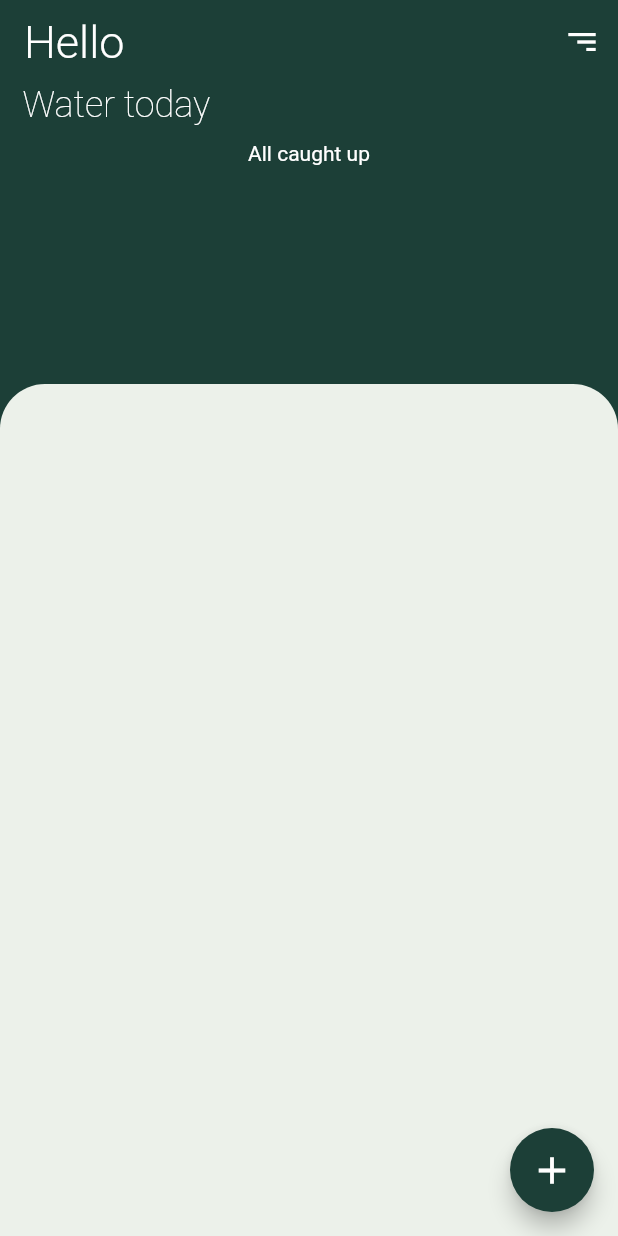
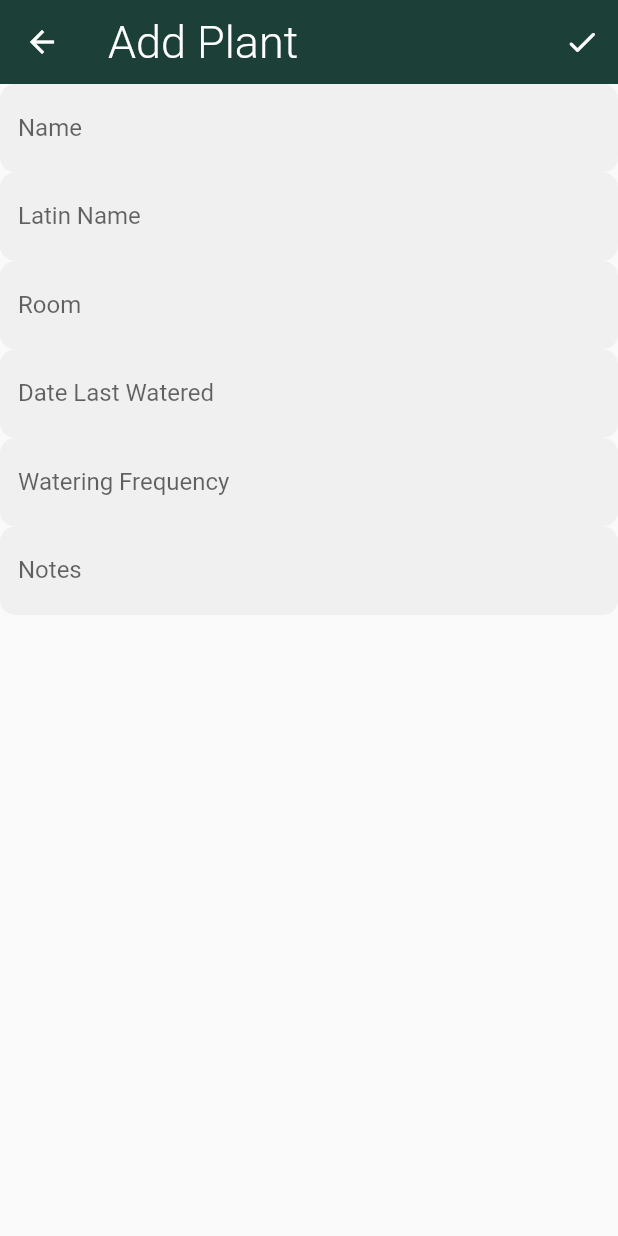
Before and after one commit to alastairrmcneill/plant-care-archive, a Flutter app: the screen it shows once a user with an empty profile is signed in, after a tap on the "add" icon, on a phone screen of 412 x 824 dp. Run offline on Flutter 3.47's test engine with Material 2 defaults, Android fonts, the light colour scheme and no system bars; our stand-ins replace auto_size_text, cloud_firestore, community_material_icon, firebase_auth, firebase_core, flutter_tabler_icons and 2 more; accounts and stored records are empty.

Commit message:
Added Create Plant functionality

```diff
--- /dev/null
+++ b/lib/screens/home/add_plant_screen.dart
@@ -0,0 +1,112 @@
+import 'package:cloud_firestore/cloud_firestore.dart';
+import 'package:flutter/material.dart';
+import 'package:flutter/services.dart';
+import 'package:intl/intl.dart';
+import 'package:plant_care/models/models.dart';
+import 'package:plant_care/notifiers/notifiers.dart';
+import 'package:plant_care/services/database_service.dart';
+import 'package:provider/provider.dart';
+
+class AddPlant extends StatefulWidget {
+  const AddPlant({Key? key}) : super(key: key);
+
+  @override
+  _AddPlantState createState() => _AddPlantState();
+}
+
+class _AddPlantState extends State<AddPlant> {
+  DateTime? pickedDate;
+  TextEditingController nameController = TextEditingController();
+  TextEditingController latinNameController = TextEditingController();
+  TextEditingController roomController = TextEditingController();
+  TextEditingController notesController = TextEditingController();
+  TextEditingController wateringFrequencyController = TextEditingController();
+  TextEditingController dateTimeController = TextEditingController();
+
+  Future<void> createPlant(PlantNotifier plantNotifier) async {
+    Plant plant = Plant(
+      name: nameController.text,
+      latinName: latinNameController.text,
+      room: roomController.text,
+      notes: notesController.text,
+      wateringFrequency: int.parse(wateringFrequencyController.text),
+      lastWateredDate: Timestamp.fromDate(pickedDate!),
+      nextWaterDate: Timestamp.fromDate(pickedDate!.add(Duration(days: int.parse(wateringFrequencyController.text)))),
+      uid: '',
+    );
+
+    bool success = await PlantDatabaseService.createPlant(plantNotifier, plant);
+
+    if (success) {
+      Navigator.pop(context);
+    }
+  }
+
+  @override
+  Widget build(BuildContext context) {
+    PlantNotifier plantNotifier = Provider.of<PlantNotifier>(context);
+    return Scaffold(
+      appBar: AppBar(
+        title: const Text('Add Plant'),
+        centerTitle: false,
+        actions: [
+          IconButton(
+            onPressed: () {
+              createPlant(plantNotifier);
+            },
+            icon: Icon(Icons.check_rounded),
+          ),
+        ],
+      ),
+      body: Column(
+        children: [
+          TextFormField(
+            controller: nameController,
+            decoration: InputDecoration(labelText: 'Name'),
+          ),
+          TextFormField(
+            controller: latinNameController,
+            decoration: InputDecoration(labelText: 'Latin Name'),
+          ),
+          TextFormField(
+            controller: roomController,
+            decoration: InputDecoration(labelText: 'Room'),
+          ),
+          TextField(
+            controller: dateTimeController, //editing controller of this TextField
+            decoration: const InputDecoration(
+                //icon of text field
+                labelText: "Date Last Watered" //label text of field
+                ),
+            readOnly: true, //set it true, so that user will not able to edit text
+            onTap: () async {
+              pickedDate = await showDatePicker(
+                context: context,
+                initialDate: DateTime.now(),
+                firstDate: DateTime(2000),
+                lastDate: DateTime.now(),
+              );
+
+              if (pickedDate != null) {
+                String formattedDate = DateFormat('dd/MM/yyyy').format(pickedDate!);
+
+                setState(() {
+                  dateTimeController.text = formattedDate; //set output date to TextField value.
+                });
+              }
+            },
+          ),
+          TextFormField(
+            controller: wateringFrequencyController,
+            decoration: InputDecoration(labelText: 'Watering Frequency'),
+            keyboardType: TextInputType.number,
+          ),
+          TextFormField(
+            controller: notesController,
+            decoration: InputDecoration(labelText: 'Notes'),
+          ),
+        ],
+      ),
+    );
+  }
+}
--- a/lib/screens/home/home_screen.dart
+++ b/lib/screens/home/home_screen.dart
@@ -1,5 +1,6 @@
 import 'dart:math';
 import 'package:flutter/material.dart';
+import 'package:plant_care/screens/screens.dart';
 import 'package:plant_care/services/services.dart';
 import 'package:plant_care/widgets/widgets.dart';
 
@@ -46,9 +47,7 @@ class _HomeScreenState extends State<HomeScreen> with SingleTickerProviderStateM
         ],
       ),
       floatingActionButton: FloatingActionButton(
-        onPressed: () {
-          print('Add Plant');
-        },
+        onPressed: () => Navigator.push(context, MaterialPageRoute(builder: (_) => const AddPlant())),
         child: const Icon(
           Icons.add,
           size: 30,
--- a/lib/screens/screens.dart
+++ b/lib/screens/screens.dart
@@ -4,3 +4,4 @@ export 'auth/register_screen.dart';
 export 'auth/forgot_passowrd_screen.dart';
 export 'home/home_screen.dart';
 export 'home/plant_detail.dart';
+export 'home/add_plant_screen.dart';
--- a/lib/services/database_service.dart
+++ b/lib/services/database_service.dart
@@ -21,6 +21,25 @@ class UserDatabaseService {
 
 class PlantDatabaseService {
   static final FirebaseFirestore _db = FirebaseFirestore.instance;
+
+  // Create Plant
+
+  static Future<bool> createPlant(PlantNotifier plantNotifier, Plant plant) async {
+    bool success = false;
+    DocumentReference ref = _db.collection('Users').doc(AuthService.getCurrentUser()).collection('Plants').doc();
+
+    Plant newPlant = plant.copy(uid: ref.id);
+
+    await ref.set(newPlant.toJSON()).whenComplete(() {
+      getAllNotWateringTodayPlants(plantNotifier);
+      getTodaysWateringPlants(plantNotifier);
+    }).whenComplete(() {
+      success = true;
+    }).onError((error, stackTrace) {
+      success = false;
+    });
+    return success;
+  }
 
   // static getAllPlants(PlantNotifier plantNotifier) async {
   //   QuerySnapshot snapshot = await _db.collection('Users').doc(AuthService.getCurrentUser()).collection('Plants').get();
@@ -56,4 +75,11 @@ class PlantDatabaseService {
     });
     plantNotifier.setWaterPlantList = _plantList;
   }
+
+  static updatePlant(PlantNotifier plantNotifier, Plant plant) async {
+    await _db.collection('Users').doc(AuthService.getCurrentUser()).collection('Plants').doc(plant.uid).update(plant.toJSON()).whenComplete(() {
+      getAllNotWateringTodayPlants(plantNotifier);
+      getTodaysWateringPlants(plantNotifier);
+    });
+  }
 }
--- /dev/null
+++ b/lib/services/plant_service.dart
@@ -0,0 +1,24 @@
+// Insert misc functions
+
+// Water plant
+import 'package:cloud_firestore/cloud_firestore.dart';
+import 'package:plant_care/models/models.dart';
+import 'package:plant_care/notifiers/notifiers.dart';
+import 'package:plant_care/services/services.dart';
+
+void waterPlant(PlantNotifier plantNotifier) {
+  // Get new date
+  DateTime now = DateTime.now();
+  DateTime date = DateTime(now.year, now.month, now.day);
+
+  Timestamp nextWaterDate = Timestamp.fromDate(date.add(
+    Duration(days: plantNotifier.currentPlant!.wateringFrequency),
+  ));
+
+  Plant newPlant = plantNotifier.currentPlant!.copy(nextWaterDate: nextWaterDate);
+
+  PlantDatabaseService.updatePlant(plantNotifier, newPlant);
+}
+
+// Undo watering plant
+void revertWaterPlant() {}
--- a/lib/services/services.dart
+++ b/lib/services/services.dart
@@ -1,4 +1,4 @@
 export 'auth_service.dart';
 export 'validation_service.dart';
 export 'database_service.dart';
-export 'api.dart';
+export 'plant_service.dart';
--- a/lib/widgets/water_today_list_view.dart
+++ b/lib/widgets/water_today_list_view.dart
@@ -24,7 +24,6 @@ class _WaterTodayListViewState extends State<WaterTodayListView> {
   @override
   Widget build(BuildContext context) {
     PlantNotifier plantNotifier = Provider.of<PlantNotifier>(context);
-    print(plantNotifier.waterPlantList);
 
     return SizedBox(
       height: 200,
@@ -48,11 +47,12 @@ class _WaterTodayListViewState extends State<WaterTodayListView> {
                 plantNotifier.waterPlantList!.isNotEmpty
                     ? Expanded(
                         child: ListView(
-                        scrollDirection: Axis.horizontal,
-                        children: plantNotifier.waterPlantList!.map((plant) {
-                          return WaterTodayPlantTile(plant: plant);
-                        }).toList(),
-                      ))
+                          scrollDirection: Axis.horizontal,
+                          children: plantNotifier.waterPlantList!.map((plant) {
+                            return WaterTodayPlantTile(plant: plant);
+                          }).toList(),
+                        ),
+                      )
                     : const Center(
                         child: Text(
                           'All caught up',
--- a/pubspec.yaml
+++ b/pubspec.yaml
@@ -28,6 +28,8 @@ dependencies:
 
   auto_size_text: ^3.0.0
 
+  intl: ^0.17.0
+
 dev_dependencies:
   flutter_test:
     sdk: flutter
```
Also changed, not shown: lib/services/api.dart (deleted, +0 -7 lines), lib/widgets/water_today_plant_tile.dart (+5 -11 lines), pubspec.lock.
